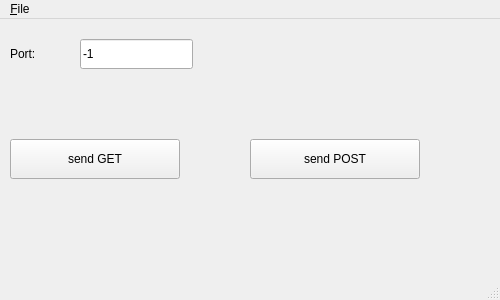
Before: the Qt Designer form mainwindow.ui in shprotru/qDemo, drawn with Qt 5.
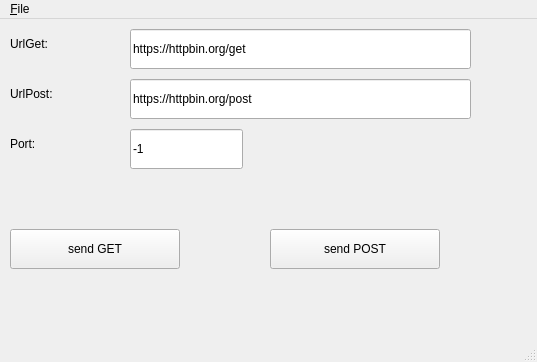
After: the same form once the commit is applied.

```diff
--- a/mainwindow.ui
+++ b/mainwindow.ui
@@ -6,8 +6,8 @@
    <rect>
     <x>0</x>
     <y>0</y>
-    <width>500</width>
-    <height>300</height>
+    <width>537</width>
+    <height>362</height>
    </rect>
   </property>
   <property name="windowTitle">
@@ -18,7 +18,7 @@
     <property name="geometry">
      <rect>
       <x>10</x>
-      <y>120</y>
+      <y>210</y>
       <width>170</width>
       <height>40</height>
      </rect>
@@ -30,8 +30,8 @@
    <widget class="QPushButton" name="pushButtonPOST">
     <property name="geometry">
      <rect>
-      <x>250</x>
-      <y>120</y>
+      <x>270</x>
+      <y>210</y>
       <width>170</width>
       <height>40</height>
      </rect>
@@ -43,10 +43,10 @@
    <widget class="QLineEdit" name="editPort">
     <property name="geometry">
      <rect>
-      <x>80</x>
-      <y>20</y>
+      <x>130</x>
+      <y>110</y>
       <width>113</width>
-      <height>30</height>
+      <height>40</height>
      </rect>
     </property>
     <property name="text">
@@ -57,8 +57,8 @@
     <property name="geometry">
      <rect>
       <x>10</x>
-      <y>20</y>
-      <width>66</width>
+      <y>110</y>
+      <width>101</width>
       <height>30</height>
      </rect>
     </property>
@@ -66,13 +66,65 @@
      <string>Port:</string>
     </property>
    </widget>
+   <widget class="QLabel" name="labelUrlGet">
+    <property name="geometry">
+     <rect>
+      <x>10</x>
+      <y>10</y>
+      <width>101</width>
+      <height>30</height>
+     </rect>
+    </property>
+    <property name="text">
+     <string>UrlGet:</string>
+    </property>
+   </widget>
+   <widget class="QLineEdit" name="editUrlGet">
+    <property name="geometry">
+     <rect>
+      <x>130</x>
+      <y>10</y>
+      <width>341</width>
+      <height>40</height>
+     </rect>
+    </property>
+    <property name="text">
+     <string>https://httpbin.org/get</string>
+    </property>
+   </widget>
+   <widget class="QLabel" name="labelUrlPost">
+    <property name="geometry">
+     <rect>
+      <x>10</x>
+      <y>60</y>
+      <width>101</width>
+      <height>30</height>
+     </rect>
+    </property>
+    <property name="text">
+     <string>UrlPost:</string>
+    </property>
+   </widget>
+   <widget class="QLineEdit" name="editUrlPost">
+    <property name="geometry">
+     <rect>
+      <x>130</x>
+      <y>60</y>
+      <width>341</width>
+      <height>40</height>
+     </rect>
+    </property>
+    <property name="text">
+     <string>https://httpbin.org/post</string>
+    </property>
+   </widget>
   </widget>
   <widget class="QMenuBar" name="menuBar">
    <property name="geometry">
     <rect>
      <x>0</x>
      <y>0</y>
-     <width>500</width>
+     <width>537</width>
      <height>23</height>
     </rect>
    </property>
```
